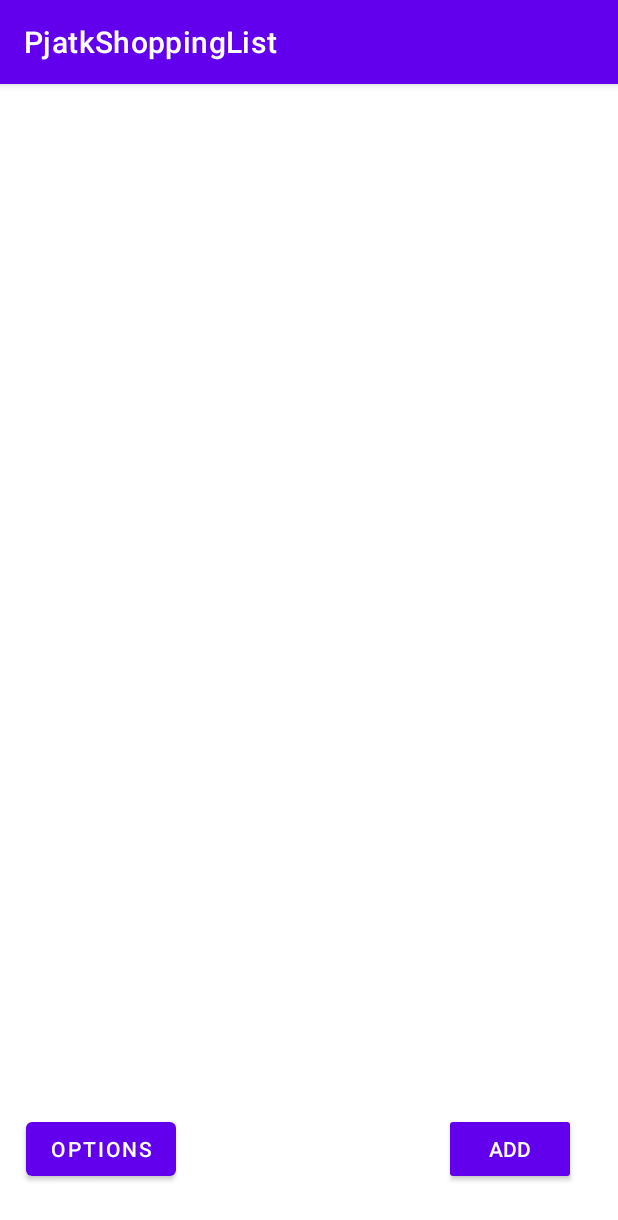
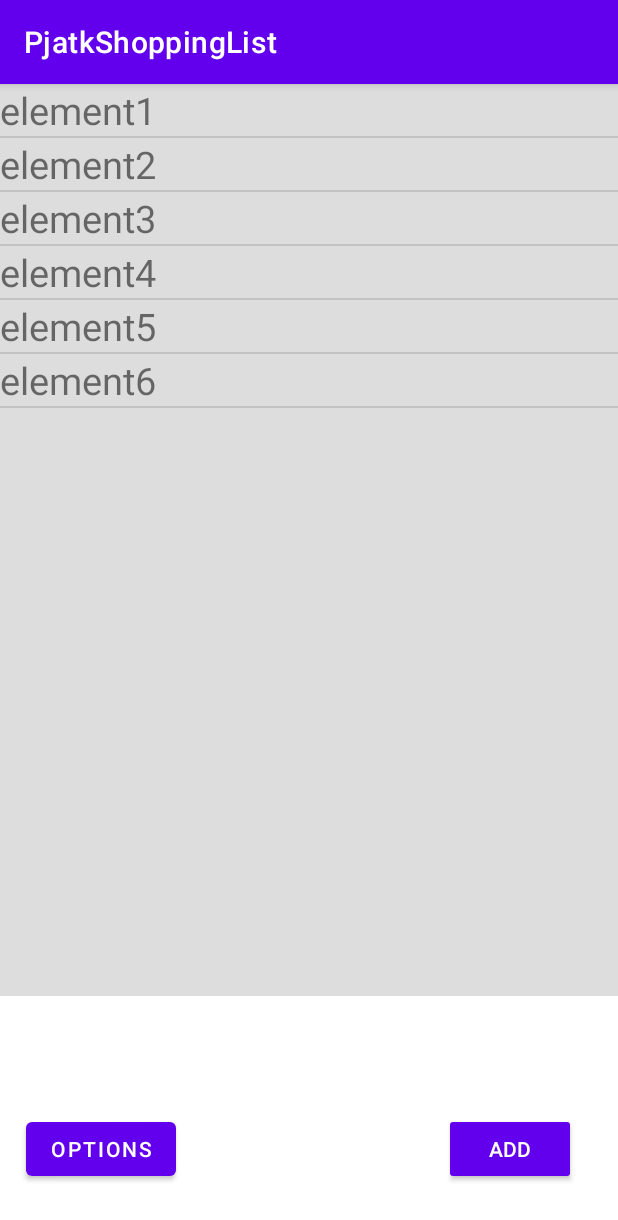
Before and after one commit to GRostek/PjatkShoppingList, an Android app: the screen it shows after launch (MainActivity), on a phone screen of 412 x 824 dp. Shown: the top 1220 px of the screen. Run offline under Robolectric (Android 15) with nearby library versions, the phone set to English and light mode, and no system bars.

Commit message:
Dodano prosty RecyclerView, adapter oraz usuwanie elementow z listy

```diff
--- a/app/build.gradle
+++ b/app/build.gradle
@@ -5,6 +5,12 @@ plugins {
 }
 
 android {
+    signingConfigs {
+        release {
+            storeFile file(kotlin_version)
+            storePassword kotlin_version
+        }
+    }
     compileSdkVersion 30
     buildToolsVersion "30.0.2"
 
--- a/app/src/main/java/com/example/pjatkshoppinglist/MainActivity.kt
+++ b/app/src/main/java/com/example/pjatkshoppinglist/MainActivity.kt
@@ -5,28 +5,27 @@ import android.content.Intent
 import android.content.SharedPreferences
 import androidx.appcompat.app.AppCompatActivity
 import android.os.Bundle
+import androidx.recyclerview.widget.DividerItemDecoration
+import androidx.recyclerview.widget.LinearLayoutManager
 import kotlinx.android.synthetic.main.activity_main.*
 
 class MainActivity : AppCompatActivity() {
 
-    //private lateinit var sharedPreferences: SharedPreferences
-    //private lateinit var editor: SharedPreferences.Editor
+    private lateinit var sharedPreferences: SharedPreferences
+    private lateinit var editor: SharedPreferences.Editor
 
     override fun onCreate(savedInstanceState: Bundle?) {
         super.onCreate(savedInstanceState)
         setContentView(R.layout.activity_main)
-        //sharedPreferences = getPreferences(Context.MODE_PRIVATE)
-        //editor = sharedPreferences.edit()
+        sharedPreferences = getPreferences(Context.MODE_PRIVATE)
+        editor = sharedPreferences.edit()
 
-        addButton.setOnClickListener{
-            val intent = Intent(this, AddProductActivity::class.java)
-            startActivity(intent)
-        }
+        initiateProductListLayoutManager()
 
-        optionsButton.setOnClickListener{
-            val intent = Intent(this, OptionsActivity::class.java)
-            startActivity(intent)
-        }
+        setAddButtonListeners()
+
+        setOptionsButtonListeners()
+
 
 
     }
@@ -38,6 +37,30 @@ class MainActivity : AppCompatActivity() {
 
     override fun onStop() {
         super.onStop()
-        //TODO zapis do shared preferences, pamietaj o editor.apply
+        //TODO zapis do shared preferences
+
+        editor.apply()
+    }
+
+    fun setAddButtonListeners(){
+        addButton.setOnClickListener{
+            val intent = Intent(this, AddProductActivity::class.java)
+            startActivity(intent)
+        }
+    }
+
+    fun setOptionsButtonListeners(){
+        optionsButton.setOnClickListener{
+            val intent = Intent(this, OptionsActivity::class.java)
+            startActivity(intent)
+        }
+    }
+
+    fun initiateProductListLayoutManager(){
+        productList.layoutManager = LinearLayoutManager(this)
+        productList.addItemDecoration(DividerItemDecoration(this, DividerItemDecoration.VERTICAL))
+        val dane = arrayListOf("element1","element2","element3","element4","element5","element6")
+        val adapter = ProductAdapter(dane, this)
+        productList.adapter = adapter
     }
 }
--- /dev/null
+++ b/app/src/main/java/com/example/pjatkshoppinglist/ProductAdapter.kt
@@ -0,0 +1,56 @@
+package com.example.pjatkshoppinglist
+
+import android.app.AlertDialog
+import android.content.DialogInterface
+import android.view.LayoutInflater
+import android.view.View
+import android.view.ViewGroup
+import android.widget.TextView
+import androidx.appcompat.app.AppCompatActivity
+import androidx.recyclerview.widget.RecyclerView
+
+class ProductAdapter(private val dane: ArrayList<String>,private val context: AppCompatActivity): RecyclerView.Adapter<ProductAdapter.ViewHolder>() {
+
+
+
+
+    class ViewHolder(val view: View): RecyclerView.ViewHolder(view)
+
+    override fun onCreateViewHolder(parent: ViewGroup, viewType: Int): ViewHolder {
+        val inflater = LayoutInflater.from(parent.context)
+        val linearView = inflater.inflate(R.layout.product_list_text_view, parent, false) // Text view is probably temporary
+
+        return ViewHolder(linearView)
+    }
+
+    override fun onBindViewHolder(holder: ViewHolder, position: Int) {
+        holder.view as TextView
+        holder.view.text = dane[position]
+        holder.view.setOnLongClickListener{
+            //dane.removeAt(position)
+            createDeletionConfirmationDialog(position)
+            true
+        }
+    }
+
+    override fun getItemCount(): Int = dane.size
+
+
+    fun createDeletionConfirmationDialog(position: Int){
+        val builder = AlertDialog.Builder(context)
+        builder.setMessage(R.string.delete_item_message)
+        builder.setCancelable(true)
+
+        builder.setPositiveButton(R.string.delete_item_message_confirmation) { dialog, _ ->
+            dane.removeAt(position)
+            notifyDataSetChanged()
+            dialog.cancel()
+        }
+
+        builder.setNegativeButton(R.string.delete_item_message_denial) { dialog, _ ->
+            dialog.cancel()
+        }
+        builder.show()
+    }
+
+}
--- a/app/src/main/res/layout/activity_main.xml
+++ b/app/src/main/res/layout/activity_main.xml
@@ -36,9 +36,11 @@
         app:layout_constraintTop_toTopOf="parent" />
 
     <androidx.recyclerview.widget.RecyclerView
+        android:id="@+id/productList"
         android:layout_width="match_parent"
         android:layout_height="match_parent"
-        android:layout_marginBottom="60dp"
+        android:layout_marginBottom="160dp"
+        android:background="#9FCAC9C9"
         app:layout_constraintBottom_toBottomOf="parent"
         app:layout_constraintEnd_toEndOf="parent"
         app:layout_constraintStart_toStartOf="parent"
--- /dev/null
+++ b/app/src/main/res/layout/product_list_text_view.xml
@@ -0,0 +1,8 @@
+<?xml version="1.0" encoding="utf-8"?>
+<TextView xmlns:android="http://schemas.android.com/apk/res/android"
+    android:layout_width="match_parent"
+    android:layout_height="wrap_content"
+    android:textSize="@dimen/defaultFont"
+
+    >
+</TextView>
--- /dev/null
+++ b/app/src/main/res/layout/product_list_view.xml
@@ -0,0 +1,6 @@
+<?xml version="1.0" encoding="utf-8"?>
+<LinearLayout xmlns:android="http://schemas.android.com/apk/res/android"
+    android:orientation="vertical" android:layout_width="match_parent"
+    android:layout_height="match_parent">
+
+</LinearLayout>
--- /dev/null
+++ b/app/src/main/res/values/font.xml
@@ -0,0 +1,5 @@
+<?xml version="1.0" encoding="utf-8"?>
+<resources>
+    <dimen name="defaultFont">25sp</dimen>
+
+</resources>
--- a/app/src/main/res/values/strings.xml
+++ b/app/src/main/res/values/strings.xml
@@ -4,4 +4,7 @@
     <string name="options_button">Options</string>
     <string name="save_button">Save</string>
     <string name="back_button">Back</string>
+    <string name="delete_item_message">Are you sure you want to delete this item?</string>
+    <string name="delete_item_message_confirmation">Yes</string>
+    <string name="delete_item_message_denial">No</string>
 </resources>
```
Also changed, not shown: 1 other file.
